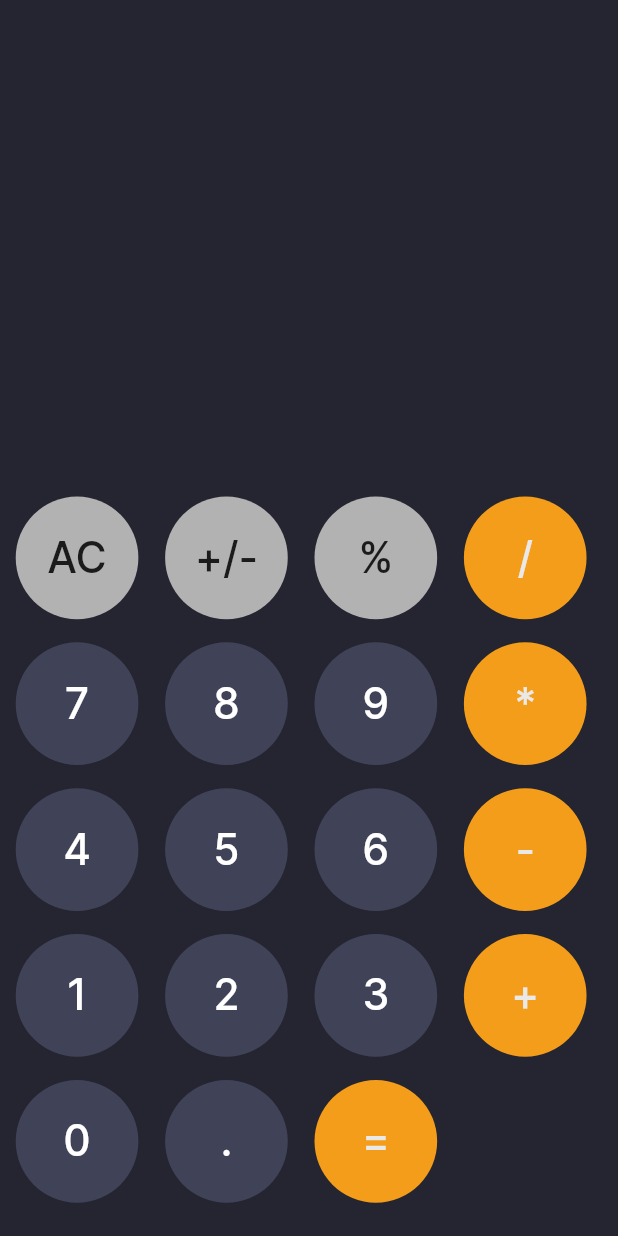
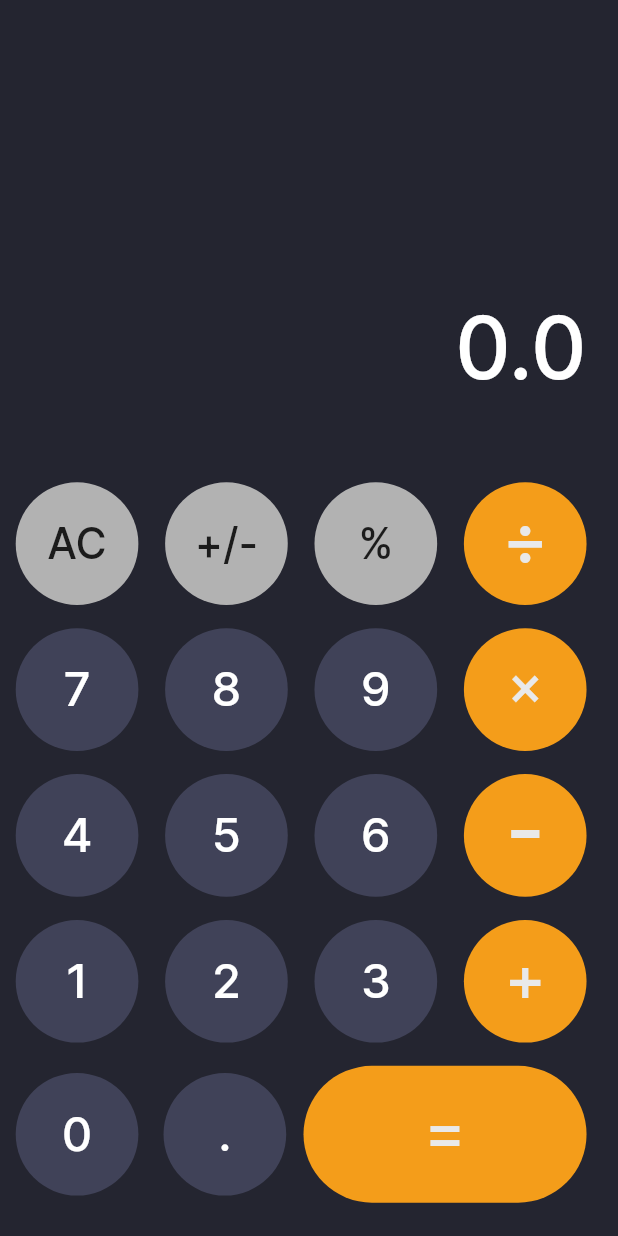
Before and after one commit to DmFedoruk/calculator, a Flutter app: the screen it shows after launch, on a phone screen of 412 x 824 dp. Run offline on Flutter 3.47's test engine with Material 2 defaults, Android fonts, the phone set to English and light mode, and no system bars; our stand-ins replace flutter_screenutil.

Commit message:
completed: design and added some functionality

```diff
--- a/flutter_calculator_app/lib/calculate_screen.dart
+++ b/flutter_calculator_app/lib/calculate_screen.dart
@@ -3,10 +3,18 @@ import 'package:flutter_calculator_app/colors/my_colors.dart';
 import 'package:flutter_calculator_app/widgets/circle_button.dart';
 import 'package:flutter_screenutil/flutter_screenutil.dart';
 
-class CalculateScreen extends StatelessWidget {
-  CalculateScreen({super.key});
+import 'widgets/large_button.dart';
 
+class CalculateScreen extends StatefulWidget {
+  const CalculateScreen({super.key});
+
+  @override
+  State<CalculateScreen> createState() => _CalculateScreenState();
+}
+
+class _CalculateScreenState extends State<CalculateScreen> {
   final MyColors colors = MyColors();
+  double number = 0;
   @override
   Widget build(BuildContext context) {
     return Scaffold(
@@ -16,74 +24,112 @@ class CalculateScreen extends StatelessWidget {
             mainAxisAlignment: MainAxisAlignment.end,
             children: [
               Container(
+                height: 72.h,
+                width: MediaQuery.of(context).size.width.w,
+                margin: EdgeInsets.only(left: 20.w, right: 20.w, bottom: 57.h),
+                alignment: Alignment.centerRight,
+                child: Text(
+                  "$number",
+                  style: TextStyle(
+                      fontSize: 55.sp,
+                      color: colors.white,
+                      fontFamily: "Inter",
+                      fontWeight: FontWeight.w500),
+                ),
+              ),
+              Container(
                 margin: EdgeInsets.only(left: 10.w, right: 20.w),
                 child: Row(children: [
                   CircleButton(
+                      function: () => deleteAll(),
                       color: colors.additionalOperationColor,
                       textColor: colors.additionalOperationTextColor,
                       text: "AC"),
                   SizedBox(width: 17.w),
                   CircleButton(
+                      function: () => changeSign(),
                       color: colors.additionalOperationColor,
                       textColor: colors.additionalOperationTextColor,
                       text: "+/-"),
                   SizedBox(width: 17.w),
                   CircleButton(
+                      function: () {},
                       color: colors.additionalOperationColor,
                       textColor: colors.additionalOperationTextColor,
                       text: "%"),
                   SizedBox(width: 17.w),
                   CircleButton(
+                      function: () {},
                       color: colors.operationColor,
                       textColor: colors.operationTextColor,
-                      text: "/"),
+                      fontSize: 45,
+                      height: 1,
+                      text: "÷"),
                 ]),
               ),
               Container(
                 margin: EdgeInsets.only(left: 10.w, right: 20.w, top: 16.h),
                 child: Row(children: [
                   CircleButton(
+                      function: () => addNumber(7),
                       color: colors.buttonColor,
                       textColor: colors.white,
+                      fontSize: 30,
                       text: "7"),
                   SizedBox(width: 17.w),
                   CircleButton(
+                      function: () => addNumber(8),
                       color: colors.buttonColor,
                       textColor: colors.white,
+                      fontSize: 30,
                       text: "8"),
                   SizedBox(width: 17.w),
                   CircleButton(
+                      function: () => addNumber(9),
                       color: colors.buttonColor,
                       textColor: colors.white,
+                      fontSize: 30,
                       text: "9"),
                   SizedBox(width: 17.w),
                   CircleButton(
+                      function: () {},
                       color: colors.operationColor,
                       textColor: colors.operationTextColor,
-                      text: "*"),
+                      fontSize: 35,
+                      height: 1,
+                      text: "×"),
                 ]),
               ),
               Container(
                 margin: EdgeInsets.only(left: 10.w, right: 20.w, top: 16.h),
                 child: Row(children: [
                   CircleButton(
+                      function: () => addNumber(4),
                       color: colors.buttonColor,
                       textColor: colors.white,
+                      fontSize: 30,
                       text: "4"),
                   SizedBox(width: 17.w),
                   CircleButton(
+                      function: () => addNumber(5),
                       color: colors.buttonColor,
                       textColor: colors.white,
+                      fontSize: 30,
                       text: "5"),
                   SizedBox(width: 17.w),
                   CircleButton(
+                      function: () => addNumber(6),
                       color: colors.buttonColor,
                       textColor: colors.white,
+                      fontSize: 30,
                       text: "6"),
                   SizedBox(width: 17.w),
                   CircleButton(
+                      function: () {},
                       color: colors.operationColor,
                       textColor: colors.operationTextColor,
+                      fontSize: 55,
+                      height: 1,
                       text: "-"),
                 ]),
               ),
@@ -91,23 +137,32 @@ class CalculateScreen extends StatelessWidget {
                 margin: EdgeInsets.only(left: 10.w, right: 20.w, top: 16.h),
                 child: Row(children: [
                   CircleButton(
+                      function: () => addNumber(1),
                       color: colors.buttonColor,
                       textColor: colors.white,
+                      fontSize: 30,
                       text: "1"),
                   SizedBox(width: 17.w),
                   CircleButton(
+                      function: () => addNumber(2),
                       color: colors.buttonColor,
                       textColor: colors.white,
+                      fontSize: 30,
                       text: "2"),
                   SizedBox(width: 17.w),
                   CircleButton(
+                      function: () => addNumber(3),
                       color: colors.buttonColor,
                       textColor: colors.white,
+                      fontSize: 30,
                       text: "3"),
                   SizedBox(width: 17.w),
                   CircleButton(
+                      function: () {},
                       color: colors.operationColor,
                       textColor: colors.operationTextColor,
+                      fontSize: 40,
+                      height: 1,
                       text: "+"),
                 ]),
               ),
@@ -117,16 +172,20 @@ class CalculateScreen extends StatelessWidget {
                 child: Row(
                   children: [
                     CircleButton(
+                        function: () {},
                         color: colors.buttonColor,
                         textColor: colors.white,
+                        fontSize: 30,
                         text: "0"),
-                    SizedBox(width: 17.w),
+                    SizedBox(width: 16.w),
                     CircleButton(
+                        function: () {},
                         color: colors.buttonColor,
                         textColor: colors.white,
+                        fontSize: 30,
                         text: "."),
-                    SizedBox(width: 17.w),
-                    CircleButton(
+                    SizedBox(width: 11.w),
+                    LargeButton(
                         color: colors.operationColor,
                         textColor: colors.operationTextColor,
                         text: "=")
@@ -137,4 +196,29 @@ class CalculateScreen extends StatelessWidget {
           )),
     );
   }
+
+  void deleteAll() {
+    number = 0;
+    setState(() {});
+  }
+
+  void changeSign() {
+    if (number != 0) {
+      number *= -1;
+      setState(() {});
+    }
+  }
+
+  void addNumber(double value) {
+    if (number != 0) {
+      double fraction = number - number.truncate();
+      if (fraction != 0) {
+      } else {
+        number = number * 10 + value;
+      }
+    } else {
+      number = value;
+    }
+    setState(() {});
+  }
 }
--- a/flutter_calculator_app/lib/main.dart
+++ b/flutter_calculator_app/lib/main.dart
@@ -12,8 +12,8 @@ class MyApp extends StatelessWidget {
   // This widget is the root of your application.
   @override
   Widget build(BuildContext context) {
-    return ScreenUtilInit(
-      designSize: const Size(393, 852),
+    return const ScreenUtilInit(
+      designSize: Size(393, 852),
       child: MaterialApp(
         debugShowCheckedModeBanner: false,
         home: CalculateScreen(),
--- a/flutter_calculator_app/lib/widgets/circle_button.dart
+++ b/flutter_calculator_app/lib/widgets/circle_button.dart
@@ -1,30 +1,48 @@
 import 'package:flutter/material.dart';
 import 'package:flutter_screenutil/flutter_screenutil.dart';
 
-class CircleButton extends StatelessWidget {
+class CircleButton extends StatefulWidget {
   const CircleButton(
       {super.key,
+      required this.function,
       required this.color,
       required this.textColor,
-      required this.text});
+      required this.text,
+      this.fontSize = 27,
+      this.height = 1.2});
   final Color color;
   final Color textColor;
   final String text;
+  final double fontSize;
+  final double height;
+  final Function function;
 
   @override
+  State<CircleButton> createState() => _CircleButtonState();
+}
+
+class _CircleButtonState extends State<CircleButton> {
+  @override
   Widget build(BuildContext context) {
-    return Container(
+    return InkWell(
+      onTap: () {
+        widget.function();
+      },
+      child: Container(
         width: 78.w,
         height: 78.w,
-      decoration: BoxDecoration(color: color, shape: BoxShape.circle),
+        decoration: BoxDecoration(color: widget.color, shape: BoxShape.circle),
         alignment: Alignment.center,
         child: Text(
-        text,
+          widget.text,
+          textAlign: TextAlign.center,
           style: TextStyle(
-            color: textColor,
-            fontSize: 27.sp,
+              color: widget.textColor,
+              fontSize: widget.fontSize.sp,
+              height: widget.height,
               fontWeight: FontWeight.w500,
               fontFamily: "Inter"),
+        ),
       ),
     );
   }
--- /dev/null
+++ b/flutter_calculator_app/lib/widgets/large_button.dart
@@ -0,0 +1,38 @@
+import 'package:flutter/material.dart';
+import 'package:flutter_screenutil/flutter_screenutil.dart';
+
+class LargeButton extends StatefulWidget {
+  const LargeButton(
+      {super.key,
+      required this.color,
+      required this.textColor,
+      required this.text});
+  final Color color;
+  final Color textColor;
+  final String text;
+
+  @override
+  State<LargeButton> createState() => _LargeButtonState();
+}
+
+class _LargeButtonState extends State<LargeButton> {
+  @override
+  Widget build(BuildContext context) {
+    return Container(
+      width: 180.w,
+      height: 87.w,
+      decoration: BoxDecoration(
+          color: widget.color, borderRadius: BorderRadius.circular(47)),
+      alignment: Alignment.center,
+      child: Text(
+        widget.text,
+        style: TextStyle(
+            color: widget.textColor,
+            fontSize: 40.sp,
+            height: 1.0,
+            fontWeight: FontWeight.w500,
+            fontFamily: "Inter"),
+      ),
+    );
+  }
+}
--- a/flutter_calculator_app/pubspec.yaml
+++ b/flutter_calculator_app/pubspec.yaml
@@ -13,6 +13,7 @@ dependencies:
     sdk: flutter
   flutter_screenutil: ^5.9.0
   cupertino_icons: ^1.0.2
+  provider: ^6.0.5
 
 dev_dependencies:
   flutter_test:
```
Also changed, not shown: flutter_calculator_app/pubspec.lock. Lines whose indentation alone changed are shown as unchanged.
